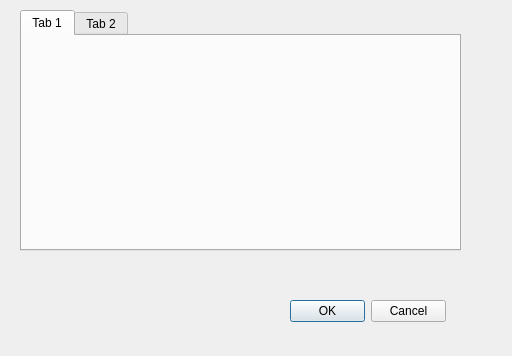
Old version of the form src/qt/menu/dialogsetting.ui in the repository phynos/qt-litesolar.
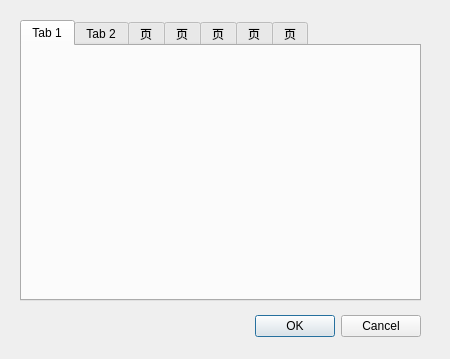
New version of the form. The open tabs and pages were chosen to show the change.

The edit to the form file:
```diff
--- a/src/qt/menu/dialogsetting.ui
+++ b/src/qt/menu/dialogsetting.ui
@@ -6,22 +6,47 @@
    <rect>
     <x>0</x>
     <y>0</y>
-    <width>512</width>
-    <height>356</height>
+    <width>450</width>
+    <height>359</height>
    </rect>
   </property>
   <property name="windowTitle">
    <string>系统设置</string>
   </property>
+  <widget class="QDialogButtonBox" name="buttonBox">
+   <property name="geometry">
+    <rect>
+     <x>80</x>
+     <y>310</y>
+     <width>341</width>
+     <height>32</height>
+    </rect>
+   </property>
+   <property name="orientation">
+    <enum>Qt::Horizontal</enum>
+   </property>
+   <property name="standardButtons">
+    <set>QDialogButtonBox::Cancel|QDialogButtonBox::Ok</set>
+   </property>
+  </widget>
   <widget class="QTabWidget" name="tabWidget">
    <property name="geometry">
     <rect>
      <x>20</x>
-     <y>10</y>
-     <width>441</width>
-     <height>241</height>
+     <y>20</y>
+     <width>401</width>
+     <height>281</height>
     </rect>
    </property>
+   <property name="tabShape">
+    <enum>QTabWidget::Rounded</enum>
+   </property>
+   <property name="currentIndex">
+    <number>4</number>
+   </property>
+   <property name="elideMode">
+    <enum>Qt::ElideNone</enum>
+   </property>
    <widget class="QWidget" name="tab">
     <attribute name="title">
      <string>Tab 1</string>
@@ -32,19 +57,31 @@
      <string>Tab 2</string>
     </attribute>
    </widget>
-  </widget>
-  <widget class="QDialogButtonBox" name="buttonBox">
-   <property name="geometry">
-    <rect>
-     <x>290</x>
-     <y>300</y>
-     <width>156</width>
-     <height>23</height>
-    </rect>
-   </property>
-   <property name="standardButtons">
-    <set>QDialogButtonBox::Cancel|QDialogButtonBox::Ok</set>
-   </property>
+   <widget class="QWidget" name="tab_3">
+    <attribute name="title">
+     <string>页</string>
+    </attribute>
+   </widget>
+   <widget class="QWidget" name="tab_4">
+    <attribute name="title">
+     <string>页</string>
+    </attribute>
+   </widget>
+   <widget class="QWidget" name="tab_5">
+    <attribute name="title">
+     <string>页</string>
+    </attribute>
+   </widget>
+   <widget class="QWidget" name="tab_6">
+    <attribute name="title">
+     <string>页</string>
+    </attribute>
+   </widget>
+   <widget class="QWidget" name="tab_7">
+    <attribute name="title">
+     <string>页</string>
+    </attribute>
+   </widget>
   </widget>
  </widget>
  <resources/>
```
Left out of the diff: 37 changed lines with no effect on the pictures.
